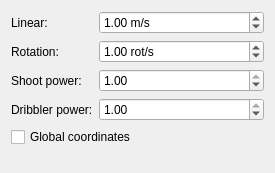
Qt form src/ra/inputwidget.ui (robotics-erlangen/framework) before a commit.
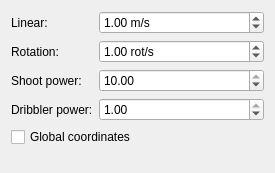
The same form after that commit.

The edit to the form file:
```diff
--- a/src/ra/inputwidget.ui
+++ b/src/ra/inputwidget.ui
@@ -93,13 +93,13 @@
       <string>Value between 0 and 1. For 2014 robots the mapping is about 1m/s at 0.1 and full speed (6.5 m/s) at 0.7</string>
      </property>
      <property name="maximum">
-      <double>1.000000000000000</double>
+      <double>10.000000000000000</double>
      </property>
      <property name="singleStep">
       <double>0.100000000000000</double>
      </property>
      <property name="value">
-      <double>1.000000000000000</double>
+      <double>10.000000000000000</double>
      </property>
     </widget>
    </item>
```
Left out of the diff: 2 changed lines with no effect on the pictures.
